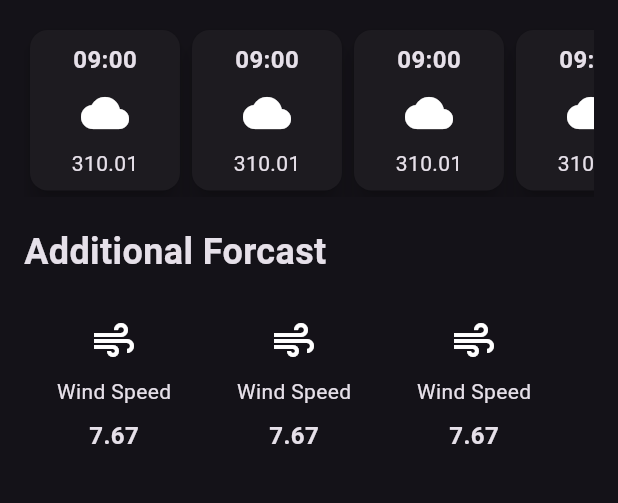
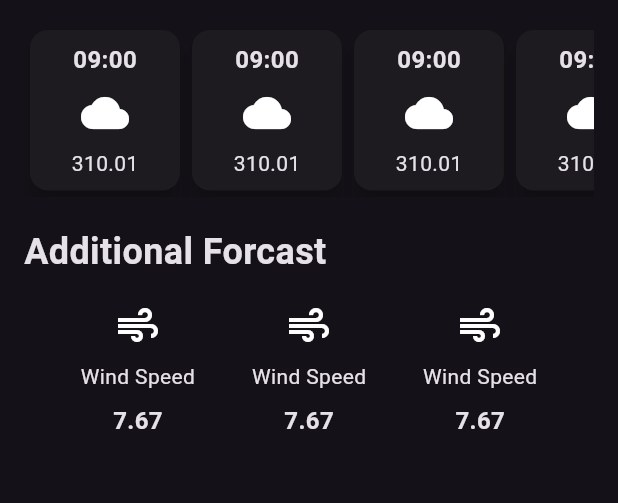
Before and after one commit to Chukwujekwu1/weather_app, a Flutter app: the screen it shows after launch, on a phone screen of 412 x 824 dp, the part 498-1001 px from its top. Run offline on Flutter 3.47's test engine with Material 2 defaults, Android fonts, the phone set to English and light mode, and no system bars.

Commit message:
making progress and understanding the priceples of creating an app using dart

```diff
--- a/lib/additional_info_item.dart
+++ b/lib/additional_info_item.dart
@@ -5,10 +5,7 @@ class AdditionalInfoItem extends StatelessWidget {
 
   @override
   Widget build(BuildContext context) {
-    return Container(
-      width: 120,
-      padding: const EdgeInsets.all(10.0),
-      child: const Column(
+    return const Column(
       children: [
         Icon(
           Icons.air,
@@ -31,7 +28,6 @@ class AdditionalInfoItem extends StatelessWidget {
           ),
         )
       ],
-      ),
     );
   }
 }
--- a/lib/weather_screen.dart
+++ b/lib/weather_screen.dart
@@ -119,6 +119,7 @@ class WeatherScreen extends StatelessWidget {
             ),
             const SizedBox(height: 16),
             const Row(
+              mainAxisAlignment: MainAxisAlignment.spaceEvenly,
               children: [
                 AdditionalInfoItem(),
                 AdditionalInfoItem(),
```
Lines whose indentation alone changed are shown as unchanged.
